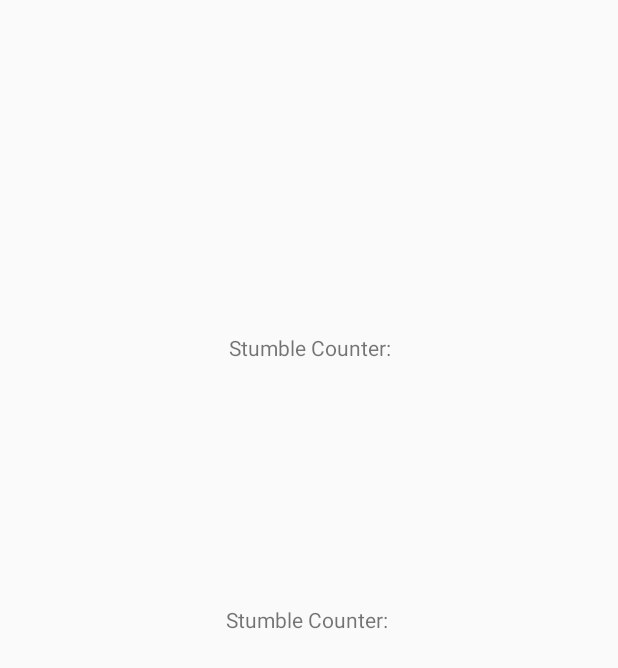
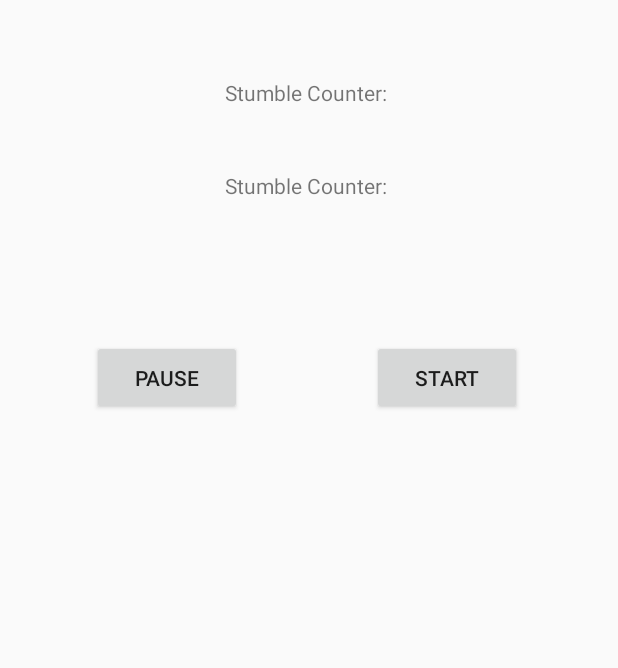
Before and after one commit to DuarteSerranoR/ActivityRecognitionPlatform, an Android app: the screen it shows after launch (MainActivity), on a phone screen of 412 x 824 dp. Shown: the top 668 px of the screen. Run offline under Robolectric (Android 15) with nearby library versions, the phone set to English and light mode, and no system bars; 1 statement that could not run was skipped.

Commit message:
Accelerometer sensor trigger, linked c++ to analyze the sensor data

```diff
--- a/androidApp/src/main/java/pie/activityrecognition/platform/android/MainActivity.kt
+++ b/androidApp/src/main/java/pie/activityrecognition/platform/android/MainActivity.kt
@@ -2,11 +2,14 @@ package pie.activityrecognition.platform.android
 
 
 import android.Manifest
+import android.content.Context
 import android.content.pm.PackageManager
 import android.hardware.Sensor
 import android.hardware.SensorEvent
 import android.hardware.SensorEventListener
+import android.hardware.SensorManager
 import android.os.Bundle
+import android.view.View
 import android.widget.TextView
 import androidx.appcompat.app.AppCompatActivity
 import androidx.core.app.ActivityCompat
@@ -25,16 +28,54 @@ fun stumbles(): String {
 fun falls(): String {
     return Falls().getFalls()
 }
- // TODO - deprecate the google activity recognition api
+
+
+// TODO - deprecate the google activity recognition api
 
 class MainActivity : AppCompatActivity(), SensorEventListener {
+    companion object commonMain {
+        init {
+            System.loadLibrary("commonMain")
+        }
+        external fun fall_detection_algorithm(accel1: Float, accel2: Float, accel3: Float): Boolean
+    }
+
+    private lateinit var mSensorManager : SensorManager
+    private var mAccelerometer : Sensor ?= null
+    private var resume = false;
 
     override fun onAccuracyChanged(sensor: Sensor?, accuracy: Int) {
-        TODO("not implemented") //To change body of created functions use File | Settings | File Templates.
+        return
     }
 
-    override fun onSensorChanged(event: SensorEvent?) {
-        TODO("not implemented") //To change body of created functions use File | Settings | File Templates.
+    override fun onSensorChanged(event: SensorEvent?) { // https://mdpi-res.com/d_attachment/sensors/sensors-15-17827/article_deploy/sensors-15-17827-v2.pdf?version=1438068266
+        if (event != null && resume) {
+            if (event.sensor.type == Sensor.TYPE_ACCELEROMETER) {
+            //if (event.sensor.type == Sensor.TYPE_ACCELEROMETER_UNCALIBRATED) {
+                val accelVal = event.values.asList().toString()
+                findViewById<TextView>(R.id.sensor_value).text = "Acceleration: " + accelVal
+                val fell = commonMain.fall_detection_algorithm(event.values[0], event.values[1], event.values[2])
+                print(fell)
+            }
+        }
+    }
+
+    override fun onResume() {
+        super.onResume()
+        mSensorManager.registerListener(this, mAccelerometer, SensorManager.SENSOR_DELAY_NORMAL)
+    }
+
+    override fun onPause() {
+        super.onPause()
+        mSensorManager.unregisterListener(this)
+    }
+
+    fun resumeReading(view: View) {
+        this.resume = true
+    }
+
+    fun pauseReading(view: View) {
+        this.resume = false
     }
 
     override fun onCreate(savedInstanceState: Bundle?) {
@@ -61,6 +102,10 @@ class MainActivity : AppCompatActivity(), SensorEventListener {
             stumbleCounter.text = String.format("Stumble Counter: ", stumbles())
             fallCounter.text = String.format("Stumble Counter: ", falls())
 
+            mSensorManager = getSystemService(Context.SENSOR_SERVICE) as SensorManager
+
+            mAccelerometer = mSensorManager.getDefaultSensor(Sensor.TYPE_ACCELEROMETER)
+
             //val a = SensorService()
 
 
--- a/androidApp/src/main/res/layout/activity_main.xml
+++ b/androidApp/src/main/res/layout/activity_main.xml
@@ -6,31 +6,71 @@
     android:layout_width="match_parent"
     android:layout_height="match_parent">
 
+    <Button
+        android:id="@+id/button"
+        android:layout_width="100dp"
+        android:layout_height="50dp"
+        android:layout_marginStart="32dp"
+        android:layout_marginTop="48dp"
+        android:layout_marginEnd="42dp"
+        android:onClick="resumeReading"
+        android:text="@string/startBtn"
+        app:layout_constraintEnd_toEndOf="parent"
+        app:layout_constraintStart_toEndOf="@+id/button2"
+        app:layout_constraintTop_toBottomOf="@+id/sensor_value"
+        tools:ignore="DuplicateSpeakableTextCheck" />
+
+    <Button
+        android:id="@+id/button2"
+        android:layout_width="100dp"
+        android:layout_height="50dp"
+        android:layout_marginStart="39dp"
+        android:layout_marginTop="48dp"
+        android:layout_marginEnd="32dp"
+        android:onClick="pauseReading"
+        android:text="@string/pauseBtn"
+        android:visibility="visible"
+        app:layout_constraintEnd_toStartOf="@+id/button"
+        app:layout_constraintStart_toStartOf="parent"
+        app:layout_constraintTop_toBottomOf="@+id/sensor_value" />
+
     <TextView
         android:id="@+id/fallCounter"
         android:layout_width="wrap_content"
         android:layout_height="wrap_content"
-        android:layout_marginStart="127dp"
-        android:layout_marginTop="271dp"
+        android:layout_marginStart="126dp"
+        android:layout_marginTop="21dp"
         android:layout_marginEnd="127dp"
-        android:layout_marginBottom="270dp"
+        android:layout_marginBottom="37dp"
         android:text="@string/loading"
-        app:layout_constraintBottom_toBottomOf="parent"
+        app:layout_constraintBottom_toTopOf="@+id/sensor_value"
+        app:layout_constraintEnd_toEndOf="parent"
+        app:layout_constraintStart_toStartOf="parent"
+        app:layout_constraintTop_toBottomOf="@+id/stumbleCounter" />
+
+    <TextView
+        android:id="@+id/stumbleCounter"
+        android:layout_width="wrap_content"
+        android:layout_height="wrap_content"
+        android:layout_marginStart="126dp"
+        android:layout_marginTop="52dp"
+        android:layout_marginEnd="127dp"
+        android:layout_marginBottom="21dp"
+        android:text="@string/loading"
+        app:layout_constraintBottom_toTopOf="@+id/fallCounter"
         app:layout_constraintEnd_toEndOf="parent"
         app:layout_constraintStart_toStartOf="parent"
         app:layout_constraintTop_toTopOf="parent" />
 
     <TextView
-        android:id="@+id/stumbleCounter"
+        android:id="@+id/sensor_value"
         android:layout_width="wrap_content"
         android:layout_height="wrap_content"
-        android:layout_marginStart="129dp"
-        android:layout_marginTop="90dp"
-        android:layout_marginEnd="125dp"
-        android:layout_marginBottom="451dp"
-        android:text="@string/loading"
-        app:layout_constraintBottom_toBottomOf="parent"
+        android:layout_marginStart="111dp"
+        android:layout_marginTop="26dp"
+        android:layout_marginEnd="120dp"
         app:layout_constraintEnd_toEndOf="parent"
         app:layout_constraintStart_toStartOf="parent"
-        app:layout_constraintTop_toTopOf="parent" />
+        app:layout_constraintTop_toBottomOf="@+id/fallCounter" />
+
 </androidx.constraintlayout.widget.ConstraintLayout>
--- a/androidApp/src/main/res/values/strings.xml
+++ b/androidApp/src/main/res/values/strings.xml
@@ -1,4 +1,7 @@
 <?xml version="1.0" encoding="utf-8"?>
 <resources>
     <string name="loading">Loading…</string>
+    <!--string name="acceleration">Acceleration: </string-->
+    <string name="pauseBtn">Pause</string>
+    <string name="startBtn">Start</string>
 </resources>
```
Also changed, not shown: shared/build.gradle.kts (+11 -0 lines), shared/src/main/cpp/CMakeLists.txt (added, +49 -0 lines), 1 other file.
